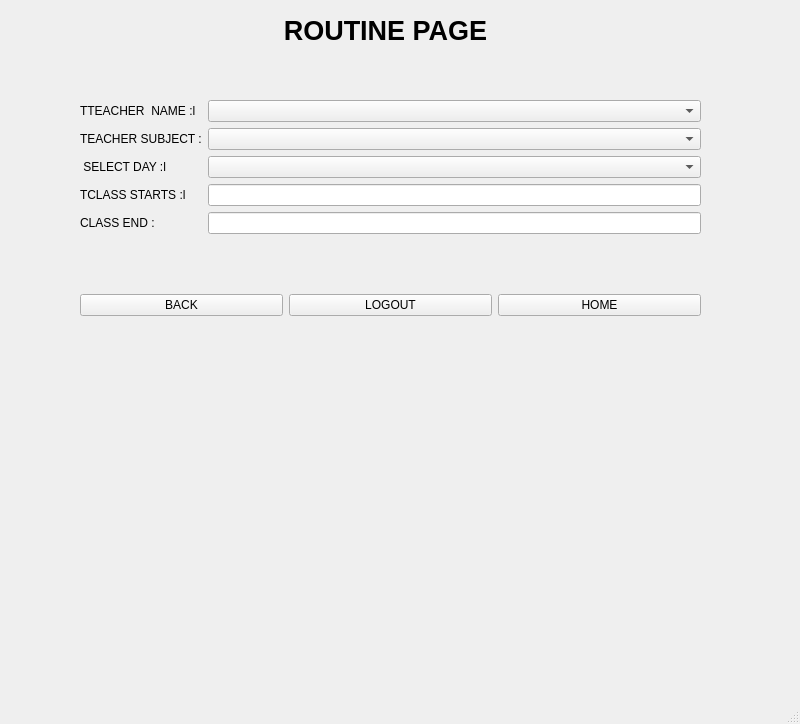
This is editroutine.ui in Shasank12345/QT_PROJECT as Qt 5 draws it before an edit. The edited form follows.
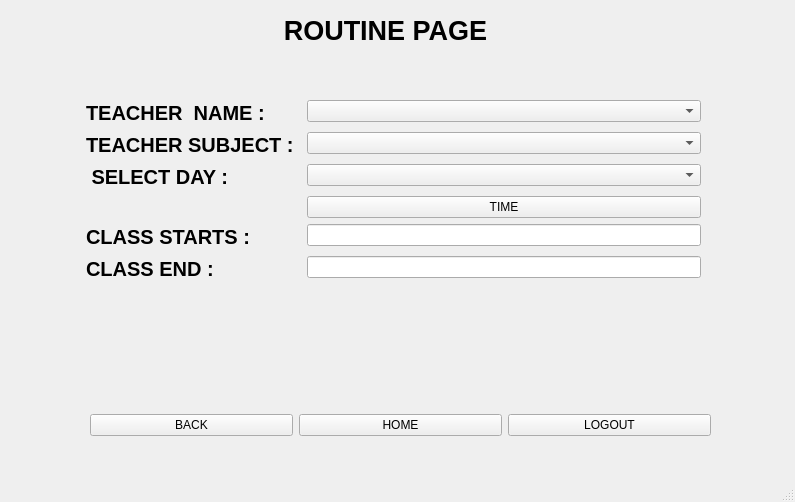
This is the edited form. Icons and pictures are not drawn.

Diff of the .ui file:
```diff
--- a/editroutine.ui
+++ b/editroutine.ui
@@ -6,8 +6,8 @@
    <rect>
     <x>0</x>
     <y>0</y>
-    <width>800</width>
-    <height>724</height>
+    <width>795</width>
+    <height>502</height>
    </rect>
   </property>
   <property name="windowTitle">
@@ -36,67 +36,156 @@
       <x>80</x>
       <y>100</y>
       <width>621</width>
-      <height>199</height>
+      <height>295</height>
      </rect>
     </property>
     <layout class="QFormLayout" name="formLayout">
      <item row="0" column="0">
       <widget class="QLabel" name="label_2">
+       <property name="styleSheet">
+        <string notr="true">QLabel{
+color: black;
+   
+
+       font-size:20px;  
+       padding: 1px; 
+       font-weight: bold;  
+     text-align: center; 
+   
+}
+</string>
+       </property>
        <property name="text">
-        <string>TTEACHER  NAME :l</string>
+        <string>TEACHER  NAME :</string>
        </property>
       </widget>
      </item>
      <item row="0" column="1">
-      <widget class="QComboBox" name="comboBox"/>
-     </item>
-     <item row="3" column="1">
-      <widget class="QComboBox" name="comboBox_2"/>
+      <widget class="QComboBox" name="comboBox">
+       <property name="styleSheet">
+        <string notr="true">QComboBox QAbstract View{
+rgb(0, 0, 0)
+}</string>
+       </property>
+      </widget>
      </item>
      <item row="1" column="0">
       <widget class="QLabel" name="label_3">
+       <property name="styleSheet">
+        <string notr="true">QLabel{
+color: black;
+   
+
+       font-size:20px;  
+       padding: 1px; 
+       font-weight: bold;  
+     text-align: center; 
+   
+}
+</string>
+       </property>
        <property name="text">
         <string>TEACHER SUBJECT :</string>
        </property>
       </widget>
      </item>
-     <item row="3" column="0">
+     <item row="1" column="1">
+      <widget class="QComboBox" name="comboBox_3"/>
+     </item>
+     <item row="2" column="0">
       <widget class="QLabel" name="label_4">
+       <property name="styleSheet">
+        <string notr="true">QLabel{
+color: black;
+   
+
+       font-size:20px;  
+       padding: 1px; 
+       font-weight: bold;  
+     text-align: center; 
+   
+}
+</string>
+       </property>
        <property name="text">
-        <string> SELECT DAY :l</string>
+        <string> SELECT DAY :</string>
        </property>
       </widget>
      </item>
+     <item row="2" column="1">
+      <widget class="QComboBox" name="comboBox_2"/>
+     </item>
      <item row="5" column="1">
-      <widget class="QLineEdit" name="lineEdit"/>
-     </item>
-     <item row="4" column="1">
-      <widget class="QLineEdit" name="lineEdit_2"/>
-     </item>
-     <item row="4" column="0">
-      <widget class="QLabel" name="label_5">
+      <widget class="QPushButton" name="pushButton_4">
+       <property name="styleSheet">
+        <string notr="true">color: rgb(0, 0, 0);</string>
+       </property>
        <property name="text">
-        <string>TCLASS STARTS :l</string>
+        <string>TIME</string>
        </property>
       </widget>
      </item>
-     <item row="5" column="0">
+     <item row="9" column="0">
       <widget class="QLabel" name="label_6">
+       <property name="styleSheet">
+        <string notr="true">QLabel{
+color: black;
+   
+
+       font-size:20px;  
+       padding: 1px; 
+       font-weight: bold;  
+     text-align: center; 
+   
+}
+</string>
+       </property>
        <property name="text">
         <string>CLASS END :</string>
        </property>
       </widget>
      </item>
-     <item row="1" column="1">
-      <widget class="QComboBox" name="comboBox_3"/>
+     <item row="9" column="1">
+      <widget class="QLineEdit" name="lineEdit_2">
+       <property name="styleSheet">
+        <string notr="true">color: rgb(0, 0, 0);</string>
+       </property>
+      </widget>
+     </item>
+     <item row="8" column="0">
+      <widget class="QLabel" name="label_5">
+       <property name="styleSheet">
+        <string notr="true">QLabel{
+color: black;
+   
+
+       font-size:20px;  
+       padding: 1px; 
+       font-weight: bold;  
+     text-align: center; 
+   
+}
+</string>
+       </property>
+       <property name="text">
+        <string>CLASS STARTS :</string>
+       </property>
+      </widget>
+     </item>
+     <item row="8" column="1">
+      <widget class="QLineEdit" name="lineEdit">
+       <property name="styleSheet">
+        <string notr="true">color: rgb(0, 0, 0);</string>
+       </property>
+      </widget>
      </item>
     </layout>
    </widget>
    <widget class="QWidget" name="horizontalLayoutWidget">
     <property name="geometry">
      <rect>
-      <x>80</x>
-      <y>290</y>
+      <x>90</x>
+      <y>410</y>
       <width>621</width>
       <height>31</height>
      </rect>
@@ -104,25 +193,34 @@
     <layout class="QHBoxLayout" name="horizontalLayout">
      <item>
       <widget class="QPushButton" name="pushButton_2">
+       <property name="styleSheet">
+        <string notr="true">color: rgb(0, 0, 0);</string>
+       </property>
        <property name="text">
         <string>BACK</string>
        </property>
       </widget>
      </item>
-     <item>
-      <widget class="QPushButton" name="pushButton_3">
-       <property name="text">
-        <string>LOGOUT</string>
-       </property>
-      </widget>
-     </item>
      <item>
       <widget class="QPushButton" name="pushButton">
+       <property name="styleSheet">
+        <string notr="true">color: rgb(0, 0, 0);</string>
+       </property>
        <property name="text">
         <string>HOME</string>
        </property>
       </widget>
      </item>
+     <item>
+      <widget class="QPushButton" name="pushButton_3">
+       <property name="styleSheet">
+        <string notr="true">color: rgb(0, 0, 0);</string>
+       </property>
+       <property name="text">
+        <string>LOGOUT</string>
+       </property>
+      </widget>
+     </item>
     </layout>
    </widget>
   </widget>
```
Left out of the diff: 5 changed lines with no effect on the pictures.
